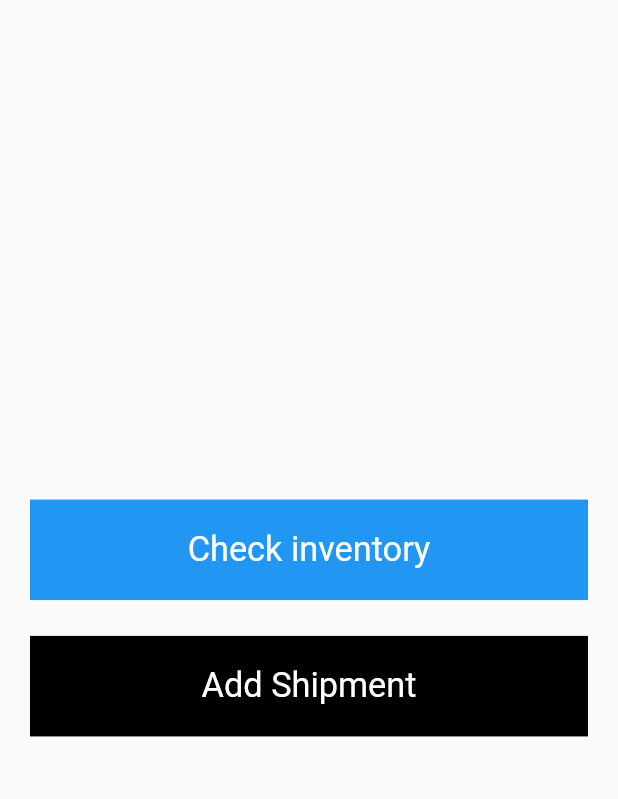
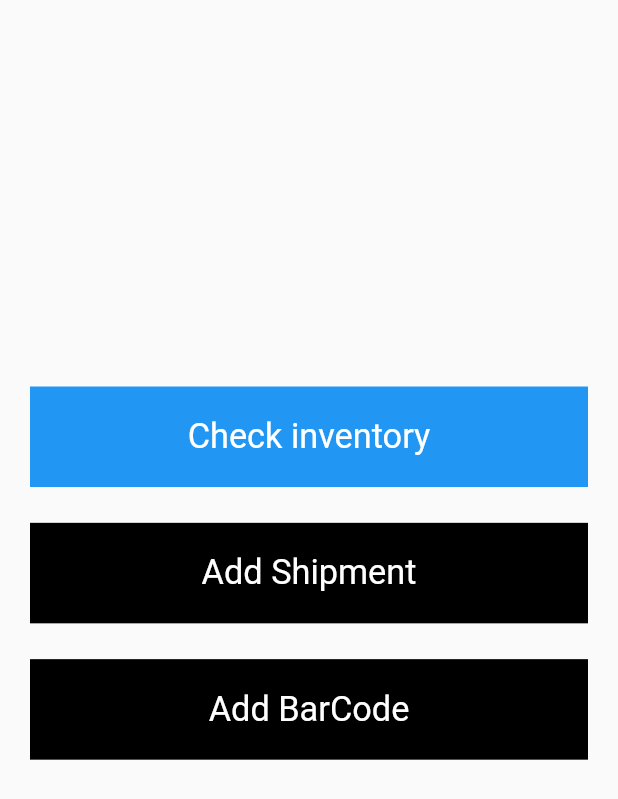
Before and after one commit to ZeyadShawki/shipment_app, a Flutter app: the HomeScreen screen opened directly, on a phone screen of 412 x 824 dp. Shown: the top 799 px of the screen. Run offline on Flutter 3.47's test engine with Material 2 defaults, Android fonts, the phone set to English and light mode, and no system bars; our stand-ins replace bloc, cloud_firestore, firebase_auth, firebase_core, firebase_storage, flutter_bloc and 5 more; missing offline and left inert: flutter_barcode_scanner, qr_code_scanner; accounts and stored records are empty.

Commit message:
barcode implemented

```diff
--- a/lib/presentation/home/home_screen.dart
+++ b/lib/presentation/home/home_screen.dart
@@ -1,23 +1,44 @@
 import 'package:flutter/material.dart';
+import 'package:flutter_barcode_scanner/flutter_barcode_scanner.dart';
 import 'package:flutter_screenutil/flutter_screenutil.dart';
+import 'package:shipment_app/core/extensions/string_extension.dart';
 import 'package:shipment_app/core/resources/Navigator_take_widget.dart';
 import 'package:shipment_app/presentation/add_invontery/add_invontery_screen.dart';
+import 'package:shipment_app/presentation/add_shipment/add_shipment_screen.dart';
+import 'package:permission_handler/permission_handler.dart';
 
-class HomeScreen extends StatelessWidget {
+class HomeScreen extends StatefulWidget {
   const HomeScreen({Key? key}) : super(key: key);
 
   @override
+  State<HomeScreen> createState() => _HomeScreenState();
+}
+
+class _HomeScreenState extends State<HomeScreen> {
+  String code = '';
+  String type = '';
+  @override
+  void initState() {
+    super.initState();
+  }
+
+  @override
   Widget build(BuildContext context) {
-    return  Scaffold(
-      body:  Padding(
-        padding: const EdgeInsets.only(left: 20,right: 20),
+    return Scaffold(
+      body: FutureBuilder<PermissionStatus>(
+          future: Permission.camera.request(),
+          builder: (context, snapshot) {
+            if (snapshot.data != null && snapshot.hasData) {
+              if (snapshot.data!.isGranted) {
+                return Padding(
+                  padding: const EdgeInsets.only(left: 20, right: 20),
                   child: Column(
                     mainAxisAlignment: MainAxisAlignment.center,
                     children: [
                       InkWell(
-              onTap: (){
-                NavigatorTakeWidget.navigatorwithback(context,  AddInvonteryScreen());
-
+                        onTap: () {
+                          NavigatorTakeWidget.navigatorwithback(
+                              context, AddInvonteryScreen());
                         },
                         child: Container(
                           padding: const EdgeInsets.symmetric(vertical: 20),
@@ -26,17 +47,18 @@ class HomeScreen extends StatelessWidget {
                           child: Text(
                             'Check inventory',
                             textAlign: TextAlign.center,
-                  style: TextStyle(
-                    color: Colors.white,
-                    fontSize: 20.sp
+                            style:
+                                TextStyle(color: Colors.white, fontSize: 20.sp),
                           ),
                         ),
                       ),
+                      SizedBox(
+                        height: 20.h,
                       ),
-            SizedBox(height: 20.h,),
                       InkWell(
-              onTap: (){
-              },
+                        onTap: () => Navigator.of(context).push(
+                            MaterialPageRoute(
+                                builder: (_) => const AddShipmentScreen())),
                         child: Container(
                           padding: const EdgeInsets.symmetric(vertical: 20),
                           width: double.infinity,
@@ -44,17 +66,65 @@ class HomeScreen extends StatelessWidget {
                           child: Text(
                             'Add Shipment',
                             textAlign: TextAlign.center,
-                  style: TextStyle(
-                      color: Colors.white,
-                      fontSize: 20.sp
+                            style:
+                                TextStyle(color: Colors.white, fontSize: 20.sp),
                           ),
                         ),
                       ),
+                      SizedBox(
+                        height: 20.h,
                       ),
+                      InkWell(
+                        onTap: () async {
+                          String barcodeScanRes =
+                              await FlutterBarcodeScanner.scanBarcode(
+                            "#ff6666",
+                            "Cancel",
+                            false,
+                            ScanMode.BARCODE,
+                          );
 
+                          setState(() {
+                            code = barcodeScanRes.getCode();
+                            type = barcodeScanRes.getType();
+                          });
+                        },
+                        child: Container(
+                          padding: const EdgeInsets.symmetric(vertical: 20),
+                          width: double.infinity,
+                          color: Colors.black,
+                          child: Text(
+                            'Add BarCode',
+                            textAlign: TextAlign.center,
+                            style:
+                                TextStyle(color: Colors.white, fontSize: 20.sp),
+                          ),
+                        ),
+                      ),
+                      SizedBox(
+                        height: 20.h,
+                      ),
+                      Text(
+                        '$code\n$type',
+                        style: const TextStyle(
+                          color: Colors.black,
+                          fontSize: 15,
+                        ),
+                      ),
                     ],
                   ),
-      ),
+                );
+              } else {
+                return const Center(
+                  child: Text('Please Confirm Permission'),
+                );
+              }
+            } else {
+              return const Center(
+                child: CircularProgressIndicator(),
+              );
+            }
+          }),
     );
   }
 }
--- a/pubspec.yaml
+++ b/pubspec.yaml
@@ -43,6 +43,10 @@ dependencies:
   # The following adds the Cupertino Icons font to your application.
   # Use with the CupertinoIcons class for iOS style icons.
   cupertino_icons: ^1.0.2
+  permission_handler: ^10.2.0
+  qr_code_scanner: ^1.0.1
+  flutter_barcode_scanner: ^2.0.0
+
 
 dev_dependencies:
   flutter_test:
```
Also changed, not shown: lib/core/extensions/string_extension.dart (added, +38 -0 lines), lib/main.dart (+17 -15 lines), lib/presentation/add_invontery/order_screen.dart (+127 -120 lines), lib/presentation/add_shipment/add_shipment_screen.dart (added, +171 -0 lines), pubspec.lock, 11 other files. Lines whose indentation alone changed are shown as unchanged.
